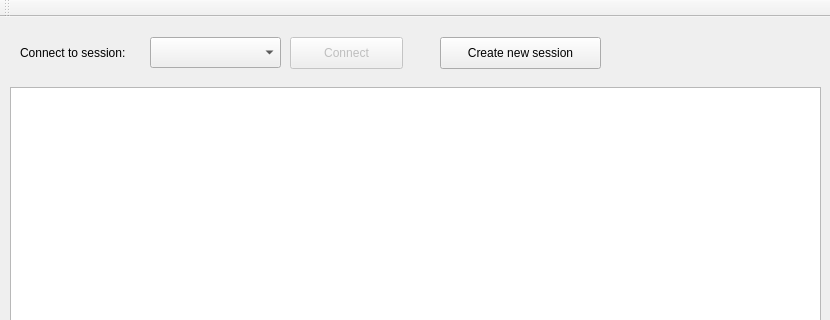
EvIld95/SK2_DOCS, file mainwindow.ui: the form before one commit; both pictures show x 0 to 830 and y 0 to 320 of the 830 by 594 pixel window.
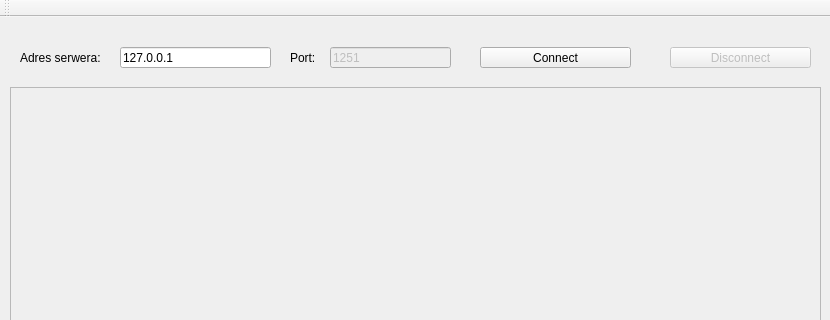
The form after the commit.

```diff
--- a/mainwindow.ui
+++ b/mainwindow.ui
@@ -15,6 +15,9 @@
   </property>
   <widget class="QWidget" name="centralWidget">
    <widget class="QPlainTextEdit" name="textField">
+    <property name="enabled">
+     <bool>false</bool>
+    </property>
     <property name="geometry">
      <rect>
       <x>10</x>
@@ -24,56 +27,94 @@
      </rect>
     </property>
    </widget>
+   <widget class="QLineEdit" name="serwerTextEdit">
+    <property name="geometry">
+     <rect>
+      <x>120</x>
+      <y>30</y>
+      <width>151</width>
+      <height>21</height>
+     </rect>
+    </property>
+    <property name="text">
+     <string>127.0.0.1</string>
+    </property>
+   </widget>
    <widget class="QLabel" name="label">
     <property name="geometry">
      <rect>
       <x>20</x>
-      <y>20</y>
-      <width>131</width>
-      <height>31</height>
+      <y>30</y>
+      <width>101</width>
+      <height>21</height>
      </rect>
     </property>
     <property name="text">
-     <string>Connect to session:</string>
+     <string>Adres serwera:</string>
     </property>
    </widget>
-   <widget class="QComboBox" name="comboBox">
-    <property name="geometry">
-     <rect>
-      <x>150</x>
-      <y>20</y>
-      <width>131</width>
-      <height>31</height>
-     </rect>
-    </property>
-   </widget>
-   <widget class="QPushButton" name="pushButton">
-    <property name="enabled">
-     <bool>false</bool>
-    </property>
+   <widget class="QLabel" name="label_2">
     <property name="geometry">
      <rect>
       <x>290</x>
-      <y>20</y>
-      <width>113</width>
-      <height>32</height>
+      <y>30</y>
+      <width>60</width>
+      <height>21</height>
      </rect>
+    </property>
+    <property name="text">
+     <string>Port:</string>
+    </property>
+   </widget>
+   <widget class="QLineEdit" name="portTextEdit">
+    <property name="enabled">
+     <bool>false</bool>
+    </property>
+    <property name="geometry">
+     <rect>
+      <x>330</x>
+      <y>30</y>
+      <width>121</width>
+      <height>21</height>
+     </rect>
+    </property>
+    <property name="inputMask">
+     <string/>
+    </property>
+    <property name="text">
+     <string>1251</string>
+    </property>
+   </widget>
+   <widget class="QPushButton" name="connectButton">
+    <property name="geometry">
+     <rect>
+      <x>480</x>
+      <y>30</y>
+      <width>151</width>
+      <height>21</height>
+     </rect>
+    </property>
+    <property name="acceptDrops">
+     <bool>false</bool>
     </property>
     <property name="text">
      <string>Connect</string>
     </property>
    </widget>
-   <widget class="QPushButton" name="pushButton_2">
+   <widget class="QPushButton" name="disconnectButton">
+    <property name="enabled">
+     <bool>false</bool>
+    </property>
     <property name="geometry">
      <rect>
-      <x>440</x>
-      <y>20</y>
-      <width>161</width>
-      <height>32</height>
+      <x>670</x>
+      <y>30</y>
+      <width>141</width>
+      <height>21</height>
      </rect>
     </property>
     <property name="text">
-     <string>Create new session</string>
+     <string>Disconnect</string>
     </property>
    </widget>
   </widget>
```
